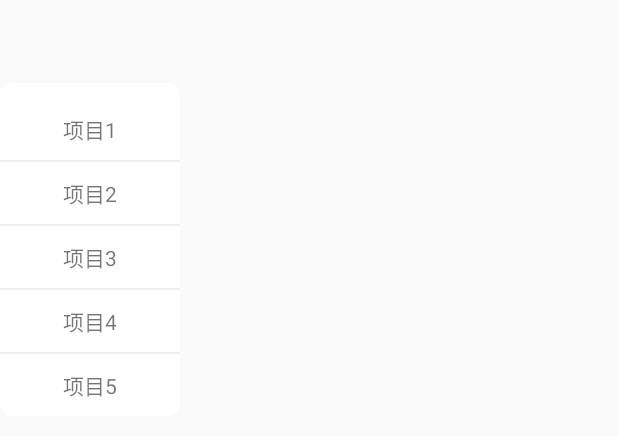
After one commit to fanxl12/MyCustomView, an Android app: the layout right_dialog_menu.xml on its own in the app's theme, with its tools: preview values and no code run, on a phone screen of 412 x 824 dp. The commit adds this screen. Shown: the top 436 px of the screen. Run offline under Robolectric (Android 15) with nearby library versions, the phone set to English and light mode, and no system bars.

Commit message:
1.添加了三种不同的下拉菜单选择框，在toolbar上面

```diff
--- /dev/null
+++ b/app/src/main/res/drawable/dialog_menu_bg_house_manage.xml
@@ -0,0 +1,6 @@
+<?xml version="1.0" encoding="utf-8"?>
+<shape xmlns:android="http://schemas.android.com/apk/res/android"  android:shape="rectangle">
+
+<corners android:radius="8dp"/>
+<solid android:color="@android:color/white"/>
+</shape>
--- a/app/src/main/res/layout/activity_main.xml
+++ b/app/src/main/res/layout/activity_main.xml
@@ -7,6 +7,12 @@
     android:layout_height="match_parent"
     android:orientation="vertical"
     tools:context="com.fanxl.mycustomview.MainActivity">
+
+    <android.support.v7.widget.Toolbar
+        android:id="@+id/toolbar"
+        android:layout_width="match_parent"
+        android:layout_height="?attr/actionBarSize"
+        android:background="@color/colorPrimary"/>
 
     <LinearLayout
         android:layout_width="match_parent"
--- /dev/null
+++ b/app/src/main/res/layout/right_dialog_menu.xml
@@ -0,0 +1,62 @@
+<?xml version="1.0" encoding="utf-8"?>
+<LinearLayout xmlns:android="http://schemas.android.com/apk/res/android"
+              android:layout_width="120dp"
+              android:layout_height="wrap_content"
+              android:layout_marginRight="8dp"
+              android:layout_marginTop="55dp"
+              android:background="@drawable/dialog_menu_bg_house_manage"
+              android:gravity="center_horizontal"
+              android:orientation="vertical">
+
+    <TextView
+        android:layout_width="wrap_content"
+        android:layout_height="wrap_content"
+        android:layout_marginTop="10dp"
+        android:padding="10dp"
+        android:text="项目1"/>
+
+    <View
+        android:layout_width="match_parent"
+        android:layout_height="1dp"
+        android:background="#eee"/>
+
+    <TextView
+        android:layout_width="wrap_content"
+        android:layout_height="wrap_content"
+        android:padding="10dp"
+        android:text="项目2"/>
+
+    <View
+        android:layout_width="match_parent"
+        android:layout_height="1dp"
+        android:background="#eee"/>
+
+    <TextView
+        android:layout_width="wrap_content"
+        android:layout_height="wrap_content"
+        android:padding="10dp"
+        android:text="项目3"/>
+
+    <View
+        android:layout_width="match_parent"
+        android:layout_height="1dp"
+        android:background="#eee"/>
+
+    <TextView
+        android:layout_width="wrap_content"
+        android:layout_height="wrap_content"
+        android:padding="10dp"
+        android:text="项目4"/>
+
+    <View
+        android:layout_width="match_parent"
+        android:layout_height="1dp"
+        android:background="#eee"/>
+
+    <TextView
+        android:layout_width="wrap_content"
+        android:layout_height="wrap_content"
+        android:padding="10dp"
+        android:text="项目5"/>
+
+</LinearLayout>
--- a/app/src/main/res/values/styles.xml
+++ b/app/src/main/res/values/styles.xml
@@ -1,11 +1,16 @@
 <resources>
 
     <!-- Base application theme. -->
-    <style name="AppTheme" parent="Theme.AppCompat.Light.DarkActionBar">
+    <style name="AppTheme" parent="Theme.AppCompat.Light.NoActionBar">
         <!-- Customize your theme here. -->
         <item name="colorPrimary">@color/colorPrimary</item>
         <item name="colorPrimaryDark">@color/colorPrimaryDark</item>
         <item name="colorAccent">@color/colorAccent</item>
     </style>
 
+    <style name="Theme_dialog" parent="@android:style/Theme.Dialog">
+        <item name="android:windowBackground">@android:color/transparent</item>
+        <item name="android:windowNoTitle">true</item>
+    </style>
+
 </resources>
```
Also changed, not shown: app/src/main/java/com/fanxl/mycustomview/MainActivity.java (+82 -0 lines), app/src/main/java/com/fanxl/mycustomview/widget/DialogFragmentViewMenu.java (added, +56 -0 lines), app/src/main/java/com/fanxl/mycustomview/widget/RightListMenu.java (added, +100 -0 lines), app/src/main/res/layout/dialog_fragment_menu.xml (added, +58 -0 lines), app/src/main/res/layout/right_list_menu.xml (added, +8 -0 lines), app/src/main/res/menu/main_menu.xml (added, +17 -0 lines).
